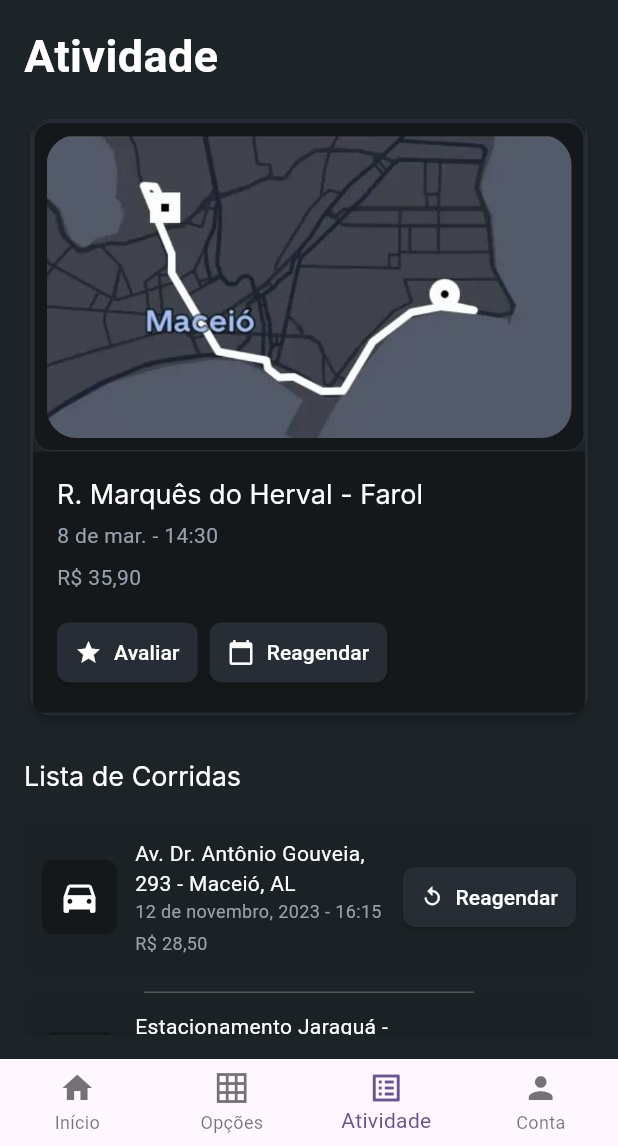
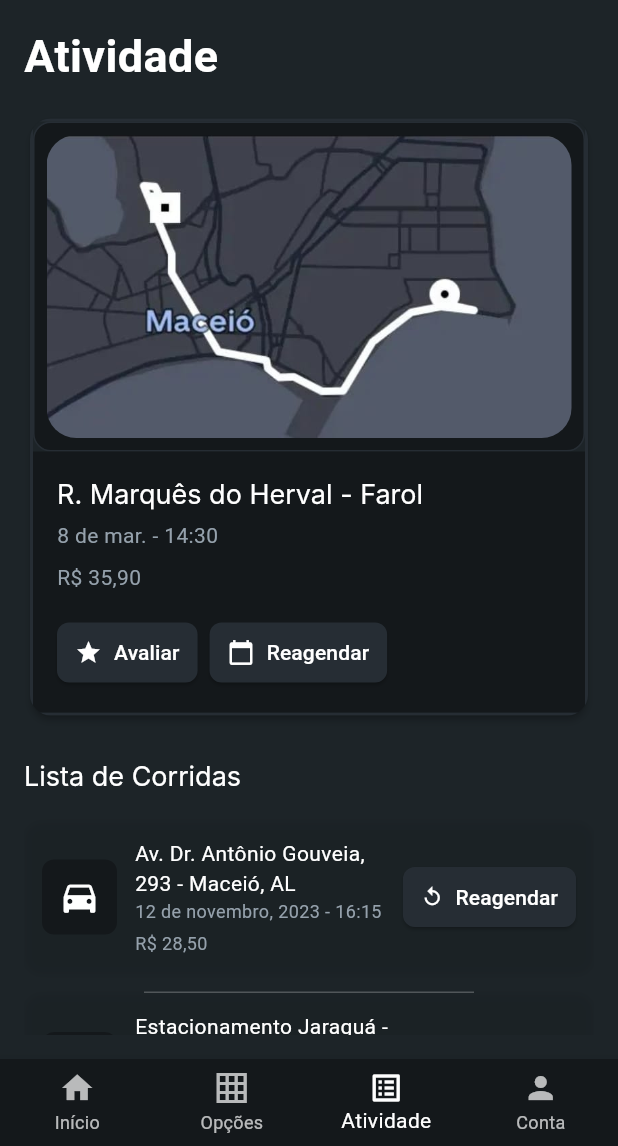
Before and after one commit to iagomauricioo/uber-5p-flutter, a Flutter app: the screen it shows after launch, item 3 of the bottom bar chosen, on a phone screen of 412 x 824 dp, the part 90-1236 px from its top. Run offline on Flutter 3.47's test engine with Material 3 defaults, Android fonts, the phone set to English and light mode, and no system bars; our stand-ins replace font_awesome_flutter; network calls fail; Roboto replaces fonts that are missing (Inter).

Commit message:
Corrigido a cor da navbar

```diff
--- a/lib/main.dart
+++ b/lib/main.dart
@@ -2,7 +2,6 @@ import 'package:flutter/material.dart';
 import 'package:novo_uber_flutter/screens/atividade_screen.dart';
 import 'package:novo_uber_flutter/screens/conta_screen.dart';
 import 'package:novo_uber_flutter/screens/main_layout.dart';
-import 'package:novo_uber_flutter/screens/my_home_page.dart';
 import 'package:novo_uber_flutter/screens/opces_screen.dart';
 import 'package:novo_uber_flutter/screens/solicitar_viagem_screen.dart';
 import 'package:novo_uber_flutter/screens/viagens_screen.dart';
@@ -20,7 +19,7 @@ class MyApp extends StatelessWidget {
     return MaterialApp(
       title: 'Uber',
       theme: ThemeData(
-        colorScheme: ColorScheme.fromSeed(seedColor: Colors.deepPurple),
+        colorScheme: ColorScheme.fromSeed(seedColor: Colors.black),
       ),
       initialRoute: '/viagens',
       routes: {
--- a/lib/screens/main_layout.dart
+++ b/lib/screens/main_layout.dart
@@ -1,6 +1,8 @@
 import 'package:flutter/material.dart';
 import 'package:novo_uber_flutter/widget/app_footer.dart';
 import 'package:novo_uber_flutter/widget/app_header.dart';
+
+import '../themes/CustomTheme.dart';
 
 class MainLayout extends StatelessWidget {
   final Widget body;
@@ -39,7 +41,12 @@ class MainLayout extends StatelessWidget {
       body: body,
       bottomNavigationBar: BottomNavigationBar(
         type: BottomNavigationBarType.fixed,
+        backgroundColor: CustomTheme.secondaryBackground,
         currentIndex: currentIndex < 0 ? 0 : currentIndex,
+        selectedItemColor: Colors.white,
+        // Cor dos ícones/texto selecionado
+        unselectedItemColor: Colors.white70,
+        // Cor dos ícones/texto não selecionado
         onTap: (index) => _onItemTapped(context, index),
         items: const [
           BottomNavigationBarItem(
```
Also changed, not shown: lib/screens/my_home_page.dart (deleted, +0 -70 lines).
